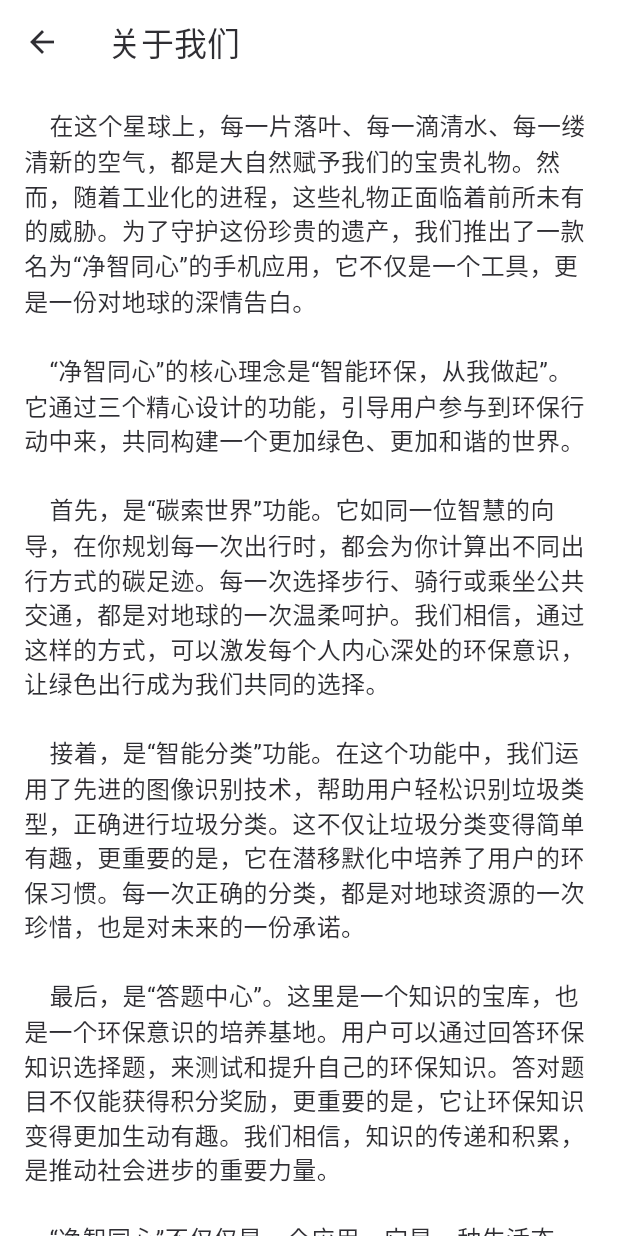
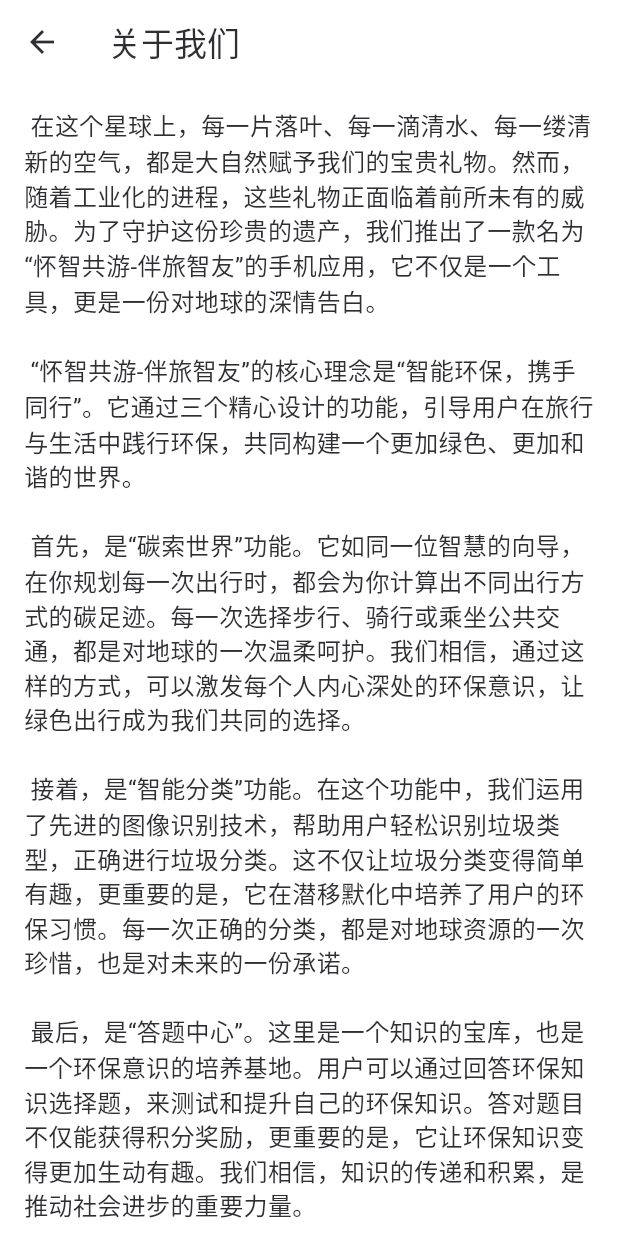
Before and after one commit to Lenc1/GreenestTogether, a Flutter app: the AboutUsPage screen opened directly, on a phone screen of 412 x 824 dp. Run offline on Flutter 3.47's test engine with Material 3 defaults, Android fonts, the phone set to English and light mode, and no system bars; our stand-ins replace dio, flutter_secure_storage, flutter_slidable, flutter_speed_dial, get, hive and 4 more; missing offline and left inert: amap_flutter_base, amap_flutter_location, amap_flutter_map; accounts and stored records are empty.

Commit message:
changesName
20240918

```diff
--- a/lib/config/config.dart
+++ b/lib/config/config.dart
@@ -10,7 +10,7 @@ class ConstConfig {
   static const androidKey = '41f745929d2efa365f1a965b19c04c8d';
 
   /// 苹果key
-  static const iosKey = '设置你的苹果key';
+  static const iosKey = '';
 
   /// web服务
   static const webKey = 'f4af285e3c44eff88ab71d535d8c863a';
--- a/lib/main.dart
+++ b/lib/main.dart
@@ -52,7 +52,7 @@ class MyApp extends StatelessWidget {
         } else {
           // 根据Token存在与否导航到不同页面
           return GetMaterialApp(
-            title: '净智同心',
+            title: '怀智共游',
             theme:
                 GlobalService.to.isDarkModel ? AppTheme.dark : AppTheme.light,
             home: snapshot.data == true
@@ -434,8 +434,8 @@ class _MyHomePageState extends State<MyHomePage> {
                     child: Obx(
                       () => Image(
                         image: GlobalService.to.isDarkModel
-                            ? const AssetImage('assets/images/Light.png')
-                            : const AssetImage('assets/images/Dark.png'),
+                            ? const AssetImage('assets/images/MEH.png')
+                            : const AssetImage('assets/images/MEH.png'),
                       ),
                     ),
                   ),
--- a/lib/pages/map.dart
+++ b/lib/pages/map.dart
@@ -17,7 +17,7 @@ import 'package:url_launcher/url_launcher.dart';
 import 'package:flutter_slidable/flutter_slidable.dart';
 import 'package:shared_preferences/shared_preferences.dart';
 
-import '../config/global_preference.dart'; // 新增
+import '../config/global_preference.dart';
 class MapPage extends StatefulWidget {
   const MapPage({super.key});
 
@@ -68,7 +68,6 @@ class _MapPageState extends State<MapPage> {
       });
     }
   }
-
   Future<void> _saveLocations() async { //保存位置
     SharedPreferences prefs = await SharedPreferences.getInstance();
     List<String> latitudes = _savedLocations.map((loc) => loc.latitude.toString()).toList();
--- a/lib/pages/useless/about.dart
+++ b/lib/pages/useless/about.dart
@@ -22,21 +22,21 @@ class _AboutUsPageState extends State<AboutUsPage> {
             crossAxisAlignment: CrossAxisAlignment.start,
             children: <Widget>[
               Text(
-                '    在这个星球上，每一片落叶、每一滴清水、每一缕清新的空气，都是大自然赋予我们的宝贵礼物。'
-                    '然而，随着工业化的进程，这些礼物正面临着前所未有的威胁。为了守护这份珍贵的遗产，我们推出了一款名为“净智同心”的手机应用，'
+                ' 在这个星球上，每一片落叶、每一滴清水、每一缕清新的空气，都是大自然赋予我们的宝贵礼物。'
+                    '然而，随着工业化的进程，这些礼物正面临着前所未有的威胁。为了守护这份珍贵的遗产，我们推出了一款名为“怀智共游-伴旅智友”的手机应用，'
                     '它不仅是一个工具，更是一份对地球的深情告白。\n\n'
-                    '    “净智同心”的核心理念是“智能环保，从我做起”。它通过三个精心设计的功能，引导用户参与到环保行动中来，'
+                    ' “怀智共游-伴旅智友”的核心理念是“智能环保，携手同行”。它通过三个精心设计的功能，引导用户在旅行与生活中践行环保，'
                     '共同构建一个更加绿色、更加和谐的世界。\n\n'
-                    '    首先，是“碳索世界”功能。它如同一位智慧的向导，在你规划每一次出行时，都会为你计算出不同出行方式的碳足迹。'
+                    ' 首先，是“碳索世界”功能。它如同一位智慧的向导，在你规划每一次出行时，都会为你计算出不同出行方式的碳足迹。'
                     '每一次选择步行、骑行或乘坐公共交通，都是对地球的一次温柔呵护。我们相信，通过这样的方式，可以激发每个人内心深处的环保意识，'
                     '让绿色出行成为我们共同的选择。\n\n'
-                    '    接着，是“智能分类”功能。在这个功能中，我们运用了先进的图像识别技术，帮助用户轻松识别垃圾类型，正确进行垃圾分类。'
+                    ' 接着，是“智能分类”功能。在这个功能中，我们运用了先进的图像识别技术，帮助用户轻松识别垃圾类型，正确进行垃圾分类。'
                     '这不仅让垃圾分类变得简单有趣，更重要的是，它在潜移默化中培养了用户的环保习惯。每一次正确的分类，都是对地球资源的一次珍惜，'
                     '也是对未来的一份承诺。\n\n'
-                    '    最后，是“答题中心”。这里是一个知识的宝库，也是一个环保意识的培养基地。用户可以通过回答环保知识选择题，来测试和提升自己的环保知识。'
+                    ' 最后，是“答题中心”。这里是一个知识的宝库，也是一个环保意识的培养基地。用户可以通过回答环保知识选择题，来测试和提升自己的环保知识。'
                     '答对题目不仅能获得积分奖励，更重要的是，它让环保知识变得更加生动有趣。我们相信，知识的传递和积累，是推动社会进步的重要力量。\n\n'
-                    '    “净智同心”不仅仅是一个应用，它是一种生活态度，一种对未来的承诺。我们希望通过这款应用，让环保成为每个人生活的一部分，'
-                    '让绿色成为我们共同的色彩。让我们一起，用科技的力量，守护我们美丽的地球家园，让净智同心，成为我们共同的行动。',
+                    ' “怀智共游-伴旅智友”不仅仅是一个应用，它是一种生活态度，一种对未来的承诺。我们希望通过这款应用，让环保成为每个人生活的一部分，'
+                    '让绿色成为我们共同的色彩。让我们一起，用科技的力量，守护我们美丽的地球家园，让怀智共游，成为我们共同的行动。',
                 style: TextStyle(fontSize: 16),
               ),
             ],
```
Also changed, not shown: assets/images/backup/Dark.png (added), assets/images/backup/Light.png (added), assets/images/backup/MEH.png (added), assets/images/backup/ansq.png (added), assets/images/backup/bg.png (added), assets/images/backup/compass.png (added), assets/images/backup/darkcat.png (added), assets/images/backup/logo.png (added), assets/images/backup/ubansq.png (added), 1 other file.
